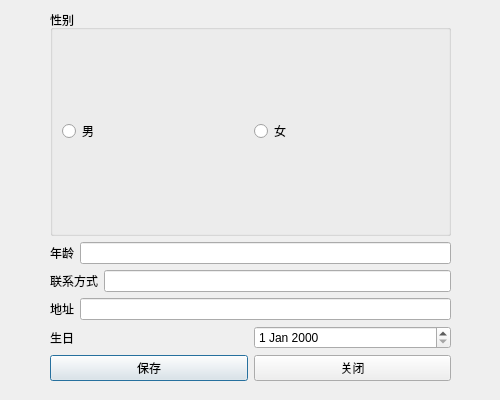
Before: the Qt Designer form ChatClient/userinfodlg.ui in chfyjy/LocalChat, drawn with Qt 5.
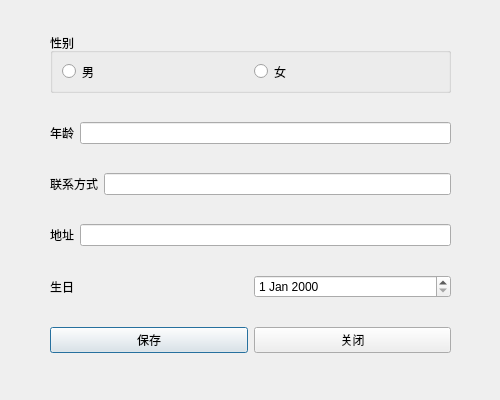
After: the same form once the commit is applied.

```diff
--- a/ChatClient/userinfodlg.ui
+++ b/ChatClient/userinfodlg.ui
@@ -25,6 +25,18 @@
    <layout class="QVBoxLayout" name="verticalLayout" stretch="1,1,1,1,1,2">
     <item>
      <widget class="QGroupBox" name="groupBox">
+      <property name="minimumSize">
+       <size>
+        <width>0</width>
+        <height>60</height>
+       </size>
+      </property>
+      <property name="maximumSize">
+       <size>
+        <width>16777215</width>
+        <height>60</height>
+       </size>
+      </property>
       <property name="title">
        <string>性别</string>
       </property>
```
